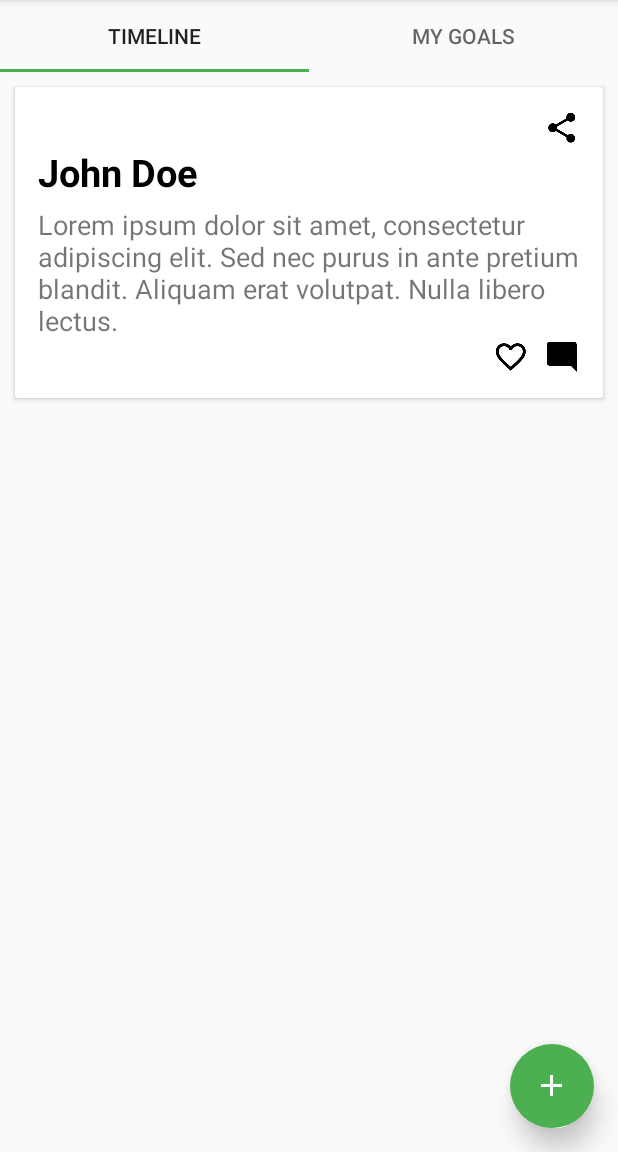
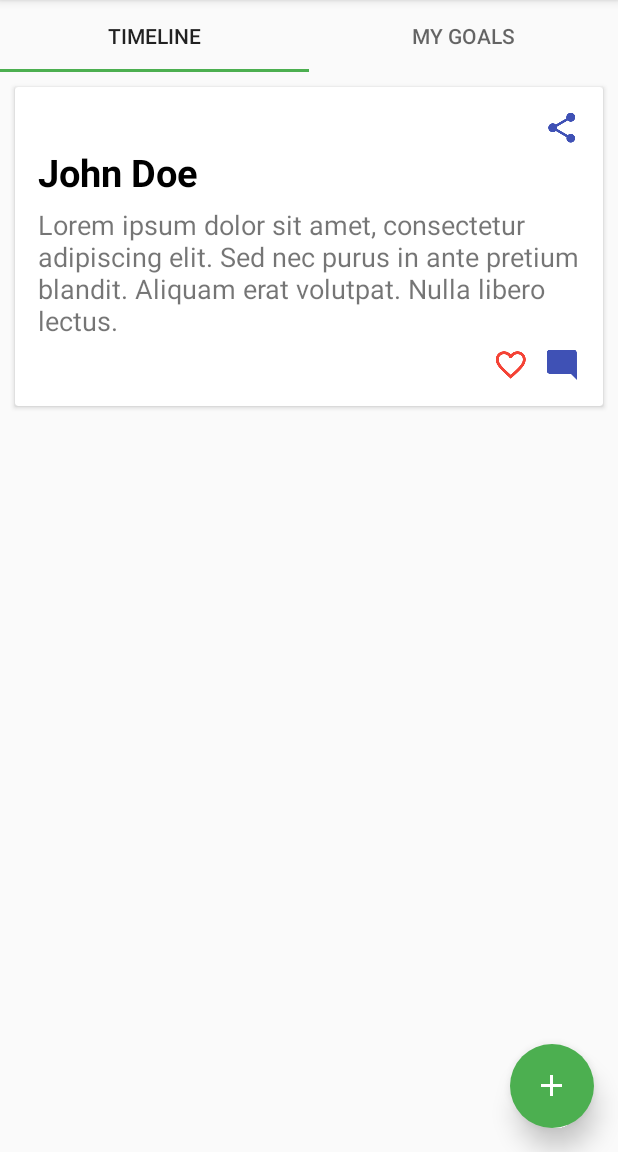
Before and after one commit to abdelrahman-elkady/goals-keeper-mobile, an Android app: the screen it shows after launch (MainActivity), after a tap on "LOGIN WITH FACEBOOK", on a phone screen of 412 x 824 dp, the part 84-1236 px from its top. Run offline under Robolectric (Android 15) with nearby library versions, the phone set to English and light mode, and no system bars; our stand-ins replace ButterKnife.

Commit message:
Beautifying the like,share and comment icons on timeline

```diff
--- a/app/src/main/java/goals_keeper/com/goalskeeperapp/adapters/TimeLinePostsAdapter.java
+++ b/app/src/main/java/goals_keeper/com/goalskeeperapp/adapters/TimeLinePostsAdapter.java
@@ -40,6 +40,18 @@ public class TimeLinePostsAdapter extends RecyclerView.Adapter<TimeLinePostsAdap
     @Override
     public void onBindViewHolder(ViewHolder holder, int position) {
         holder.postPreviewTextView.setText(mData.get(position).getContent());
+
+        likePost(holder);
+    }
+
+    private void likePost(ViewHolder holder) {
+        holder.likeImageButton.setOnClickListener(new View.OnClickListener() {
+            @Override
+            public void onClick(View v) {
+                v.setActivated(!v.isActivated()); // changing the icon based on the drawable
+                //TODO: like/dislike the post !
+            }
+        });
     }
 
     @Override
--- a/app/src/main/java/goals_keeper/com/goalskeeperapp/fragments/TimelineFragment.java
+++ b/app/src/main/java/goals_keeper/com/goalskeeperapp/fragments/TimelineFragment.java
@@ -10,6 +10,7 @@ import android.support.v7.widget.RecyclerView;
 import android.view.LayoutInflater;
 import android.view.View;
 import android.view.ViewGroup;
+import android.widget.ImageButton;
 
 import java.util.ArrayList;
 
@@ -73,4 +74,5 @@ public class TimelineFragment extends android.support.v4.app.Fragment {
         fragmentTransaction.replace(R.id.main_fragment_container, createPostFragment).addToBackStack(null);
         fragmentTransaction.commit();
     }
+
 }
--- /dev/null
+++ b/app/src/main/res/drawable/icon_like.xml
@@ -0,0 +1,9 @@
+<?xml version="1.0" encoding="utf-8"?>
+<selector xmlns:android="http://schemas.android.com/apk/res/android">
+    <item android:state_activated="true">
+        <bitmap android:src="@drawable/ic_favorite_black_24dp" />
+    </item>
+    <item>
+        <bitmap android:src="@drawable/ic_favorite_border_black_24dp" />
+    </item>
+</selector>
--- a/app/src/main/res/layout/item_post_preview.xml
+++ b/app/src/main/res/layout/item_post_preview.xml
@@ -25,9 +25,10 @@
                 android:layout_height="wrap_content"
                 android:layout_alignParentRight="true"
                 android:layout_alignParentTop="true"
-                android:background="@android:color/transparent"
+                android:background="?attr/selectableItemBackgroundBorderless"
                 android:contentDescription="@string/no_description"
-                android:src="@drawable/ic_share_black_24dp" />
+                android:src="@drawable/ic_share_black_24dp"
+                android:tint="@color/colorPrimary" />
 
             <TextView
                 android:id="@+id/timeline_txt_user_name"
@@ -58,19 +59,23 @@
                 android:layout_alignRight="@+id/timeline_txt_post_preview"
                 android:layout_below="@+id/timeline_txt_post_preview"
                 android:layout_marginLeft="10dp"
-                android:background="@android:color/transparent"
+                android:layout_marginTop="5dp"
+                android:background="?attr/selectableItemBackgroundBorderless"
                 android:contentDescription="@string/no_description"
-                android:src="@drawable/ic_mode_comment_black_24dp" />
+                android:src="@drawable/ic_mode_comment_black_24dp"
+                android:tint="@color/colorPrimary" />
 
             <ImageButton
                 android:id="@+id/imgbtn_like"
                 android:layout_width="wrap_content"
                 android:layout_height="wrap_content"
                 android:layout_below="@+id/timeline_txt_post_preview"
+                android:layout_marginTop="5dp"
                 android:layout_toLeftOf="@id/imgbtn_comment"
-                android:background="@android:color/transparent"
+                android:background="?attr/selectableItemBackgroundBorderless"
                 android:contentDescription="@string/no_description"
-                android:src="@drawable/ic_favorite_border_black_24dp" />
+                android:src="@drawable/icon_like"
+                android:tint="@color/materialRed" />
 
 
         </RelativeLayout>
--- a/app/src/main/res/values/colors.xml
+++ b/app/src/main/res/values/colors.xml
@@ -11,4 +11,6 @@
 
     <color name="white">#ffffff</color>
     <color name="black">#000000</color>
+
+    <color name="materialRed">#f44336</color>
 </resources>
```
